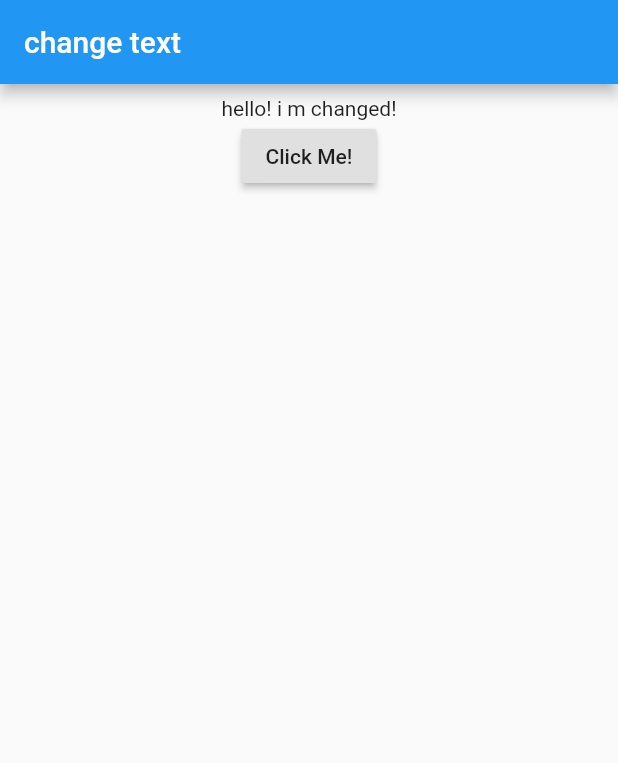
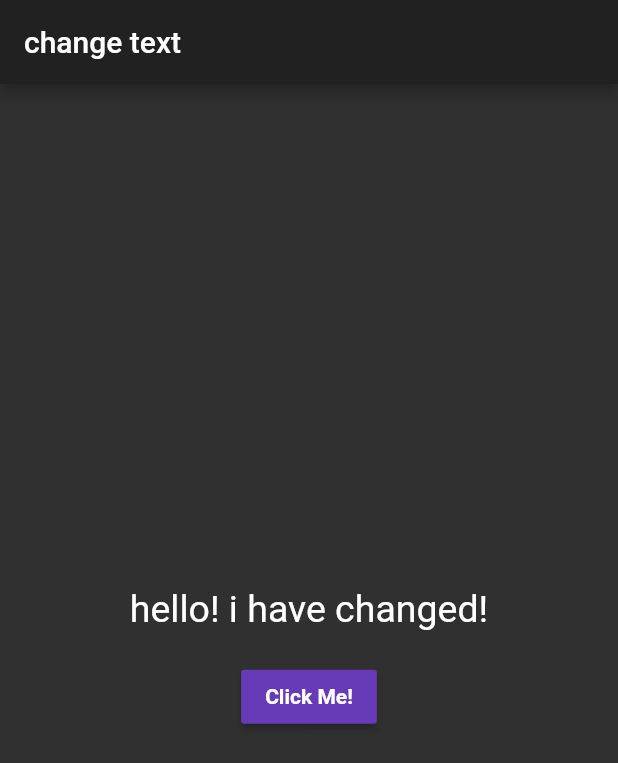
Before and after one commit to PK-PawanKumar/flutter_project, a Flutter app: the screen it shows after launch, after a tap on "Click Me!", on a phone screen of 412 x 824 dp. Shown: the top 763 px of the screen. Run offline on Flutter 3.47's test engine with Material 2 defaults, Android fonts, the phone set to English and light mode, and no system bars.

Commit message:
Chapter-3 end

```diff
--- a/lib/main.dart
+++ b/lib/main.dart
@@ -11,6 +11,12 @@ class MyApp extends StatelessWidget {
     return MaterialApp(
       title: "My First App",
       home: HomePage(),
+      theme: ThemeData(
+        primarySwatch: Colors.green,
+        // brightness: Brightness.light,
+        brightness: Brightness.dark,
+        accentColor: Colors.deepOrange,
+      ),
     );
   }
 }
@@ -27,25 +33,37 @@ class _HomePageState extends State<HomePage> {
   void changetext() {
     setState(() {
       if (_changetext == "Click below to change me") {
-        _changetext = "hello! i m changed!";
+        _changetext = "hello! i have changed!";
       } else {
         _changetext = "Click below to change me";
       }
     });
   }
 
-  @override
   Widget _bodyWidget() {
+    // ignore: avoid_unnecessary_containers
     return Container(
       child: Padding(
         padding: const EdgeInsets.all(8.0),
         child: Center(
           child: Column(
+            mainAxisAlignment: MainAxisAlignment.center,
             children: [
-              Text(_changetext),
+              Text(
+                _changetext,
+                style: TextStyle(fontSize: 25.0),
+              ),
+              SizedBox(
+                height: 20,
+              ),
               // ignore: deprecated_member_use
               RaisedButton(
-                child: const Text("Click Me!"),
+                color: Colors.deepPurple,
+                child: const Text(
+                  "Click Me!",
+                  style: TextStyle(
+                      color: Colors.white, fontWeight: FontWeight.bold),
+                ),
                 // onPressed: () {
                 //   if (_changetext == "Click below to change me") {
                 //     setState(() {
```
